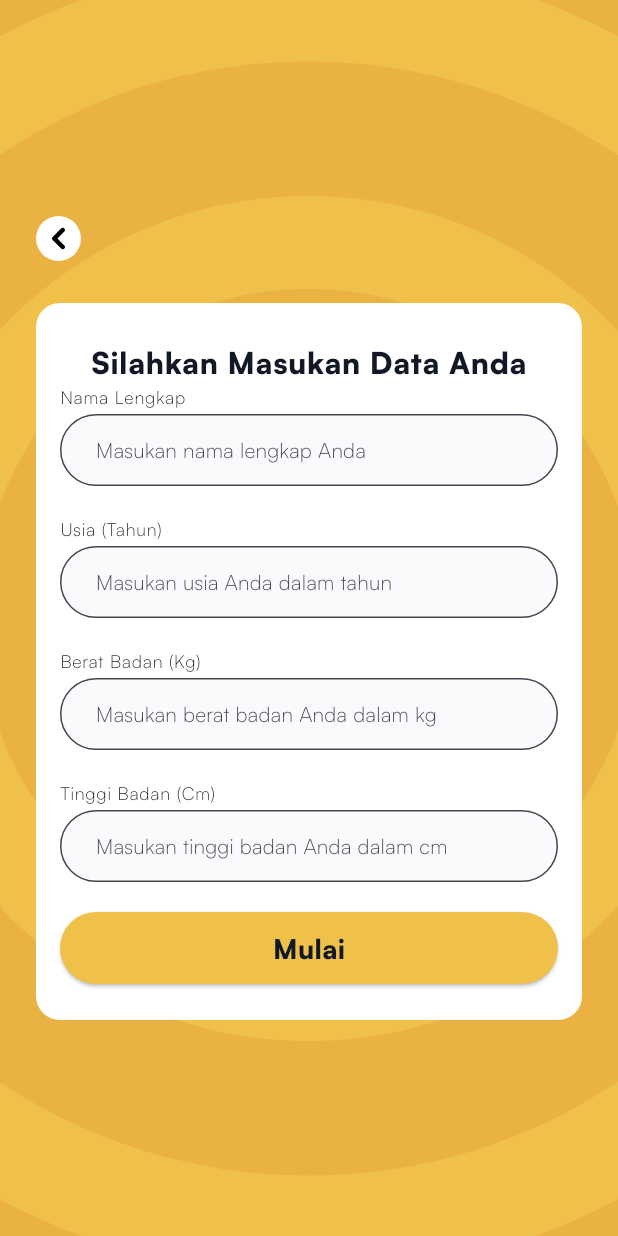
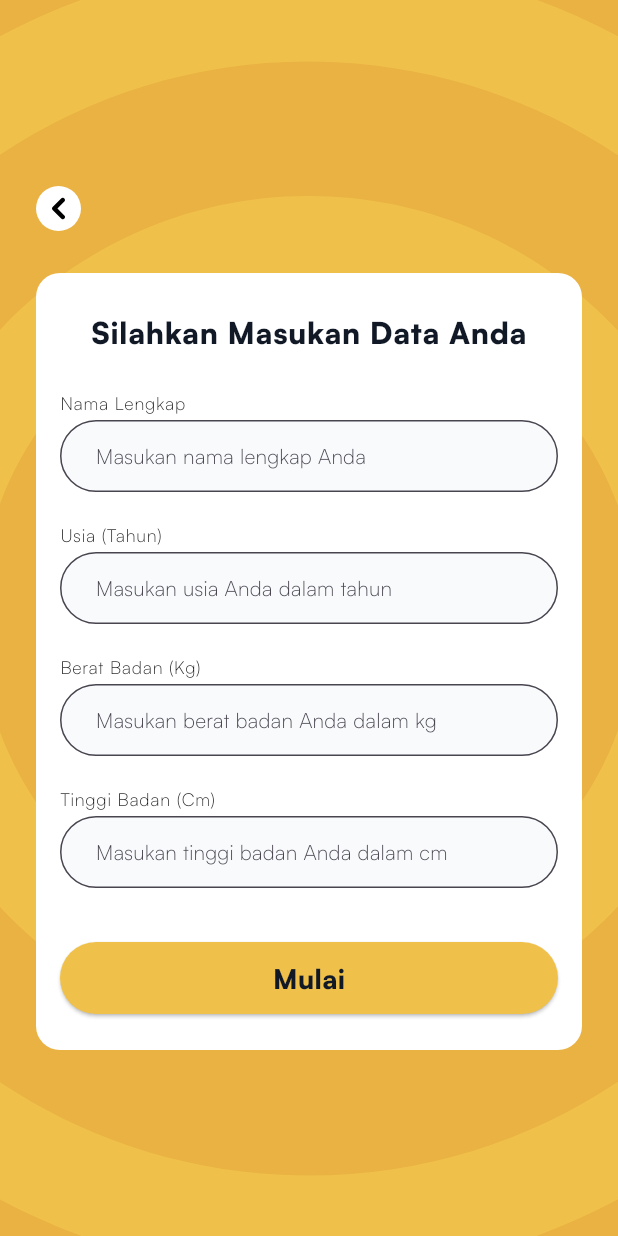
Before and after one commit to SoftEase-Dev/Form-App, a Flutter app: the FormPage screen opened by its route, on a phone screen of 412 x 824 dp. Run offline on Flutter 3.47's test engine with Material 3 defaults, Android fonts, the phone set to English and light mode, and no system bars; our stand-ins replace flutter_svg.

Commit message:
fix: form page

```diff
--- a/lib/screens/pages/form_page.dart
+++ b/lib/screens/pages/form_page.dart
@@ -29,28 +29,28 @@ class FormPage extends StatelessWidget {
       }
 
       Widget nameInput() {
-        return CustomTextField(
+        return const CustomTextField(
           label: 'Nama Lengkap',
           hint: 'Masukan nama lengkap Anda',
         );
       }
 
       Widget ageInput() {
-        return CustomTextField(
+        return const CustomTextField(
           label: 'Usia (Tahun)',
           hint: 'Masukan usia Anda dalam tahun',
         );
       }
 
       Widget weightInput() {
-        return CustomTextField(
+        return const CustomTextField(
           label: 'Berat Badan (Kg)',
           hint: 'Masukan berat badan Anda dalam kg',
         );
       }
 
       Widget heightInput() {
-        return CustomTextField(
+        return const CustomTextField(
           label: 'Tinggi Badan (Cm)',
           hint: 'Masukan tinggi badan Anda dalam cm',
         );
@@ -59,9 +59,8 @@ class FormPage extends StatelessWidget {
       Widget submitButton() {
         return ElevatedButton(
           style: ButtonStyle(
-              minimumSize: MaterialStateProperty.all(
-                Size(double.infinity, 48),
-              ),
+              minimumSize:
+                  MaterialStateProperty.all(const Size(double.infinity, 48)),
               backgroundColor: MaterialStateProperty.all(primary_500)),
           onPressed: () {},
           child: Text(
@@ -74,7 +73,11 @@ class FormPage extends StatelessWidget {
         );
       }
 
-      return Container(
+      return SingleChildScrollView(
+        child: SizedBox(
+          height: MediaQuery.of(context).size.height,
+          child: Center(
+            child: Container(
               margin: const EdgeInsets.symmetric(horizontal: 24),
               child: Column(
                 mainAxisAlignment: MainAxisAlignment.center,
@@ -82,7 +85,9 @@ class FormPage extends StatelessWidget {
                   Align(
                     alignment: Alignment.topLeft,
                     child: GestureDetector(
-                onTap: () {},
+                      onTap: () {
+                        Navigator.of(context).pop();
+                      },
                       child: SvgPicture.asset(
                         'assets/svgs/back_button.svg',
                       ),
@@ -104,15 +109,20 @@ class FormPage extends StatelessWidget {
                       crossAxisAlignment: CrossAxisAlignment.center,
                       children: [
                         title(),
+                        const SizedBox(height: 24),
                         nameInput(),
                         ageInput(),
                         weightInput(),
                         heightInput(),
+                        const SizedBox(height: 16),
                         submitButton(),
                       ],
                     ),
                   ),
                 ],
+              ),
+            ),
+          ),
         ),
       );
     }
```
Lines whose indentation alone changed are shown as unchanged.
